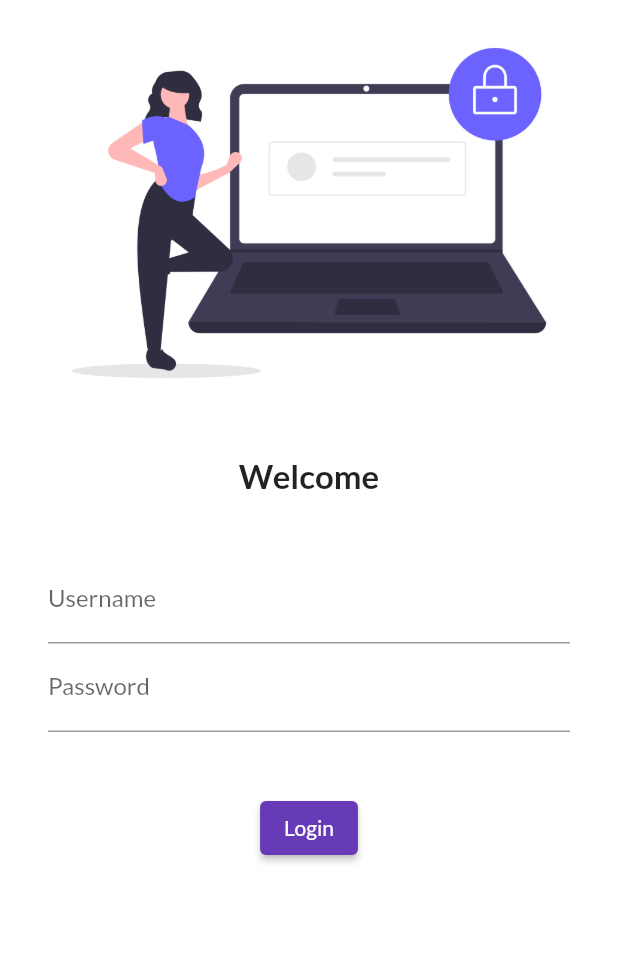
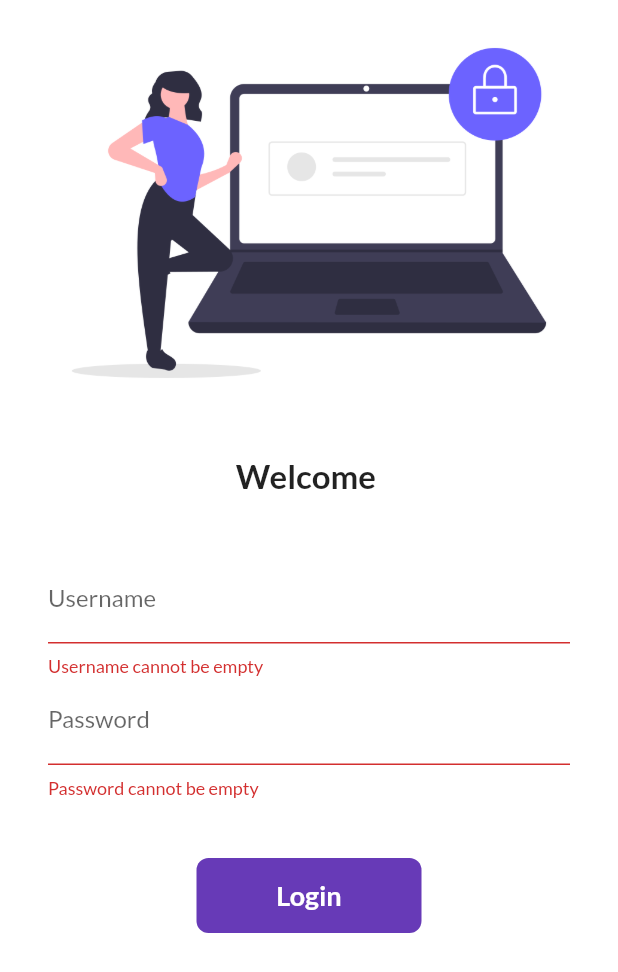
Before and after one commit to jagatb880/flutter_catalog, a Flutter app: the screen it shows after launch, after a tap on "Login", on a phone screen of 412 x 824 dp. Shown: the top 972 px of the screen. Run offline on Flutter 3.47's test engine with Material 2 defaults, Android fonts, the phone set to English and light mode, and no system bars; our stand-ins replace google_fonts.

Commit message:
design login validation with route to home page

```diff
--- a/lib/main.dart
+++ b/lib/main.dart
@@ -1,6 +1,7 @@
 import 'package:flutter/material.dart';
 import 'package:flutter_catalog/pages/home_page.dart';
 import 'package:flutter_catalog/pages/login_page.dart';
+import 'package:flutter_catalog/utils/routes.dart';
 import 'package:google_fonts/google_fonts.dart';
 
 void main() {
@@ -14,15 +15,16 @@ class MyApp extends StatelessWidget {
   Widget build(BuildContext context) {
     return MaterialApp(
       themeMode: ThemeMode.light,
+      debugShowCheckedModeBanner: false,
       theme: ThemeData(
         primarySwatch: Colors.deepPurple,
         fontFamily: GoogleFonts.lato().fontFamily,
       ),
-      // initialRoute: "/home",
+      initialRoute: "/",
       routes: {
         "/": (context) => LoginPage(),
-        "/home": (context) => HomePage(),
-        "/login": (context) => LoginPage(),
+        MyRoute.homeRoute: (context) => HomePage(),
+        MyRoute.loginRoute: (context) => LoginPage(),
       },
     );
   }
--- a/lib/pages/login_page.dart
+++ b/lib/pages/login_page.dart
@@ -1,51 +1,127 @@
 import 'package:flutter/material.dart';
+import 'package:flutter_catalog/utils/routes.dart';
 
-class LoginPage extends StatelessWidget {
+class LoginPage extends StatefulWidget {
   const LoginPage({Key? key}) : super(key: key);
 
   @override
+  State<LoginPage> createState() => _LoginPageState();
+}
+
+class _LoginPageState extends State<LoginPage> {
+  String name = "";
+  bool changeButton = false;
+  final _formkey = GlobalKey<FormState>();
+
+  moveToHome(BuildContext) async {
+    if (_formkey.currentState!.validate()) {
+      setState(() {
+        changeButton = true;
+      });
+      await Future.delayed(Duration(seconds: 1));
+      await Navigator.pushNamed(context, MyRoute.homeRoute);
+      setState(() {
+        changeButton = false;
+      });
+    }
+  }
+
+  @override
   Widget build(BuildContext context) {
+    // ignore_for_file: prefer_const_constructors
     return Material(
         color: Colors.white,
+        child: SingleChildScrollView(
+          child: Form(
+            key: _formkey,
             child: Column(
               children: [
                 Image.asset("assets/images/login_image.png", fit: BoxFit.cover),
-            const SizedBox(
+                SizedBox(
                   height: 20.0,
                 ),
-            const Text(
-              "Welcome",
+                Text(
+                  "Welcome $name",
                   style: TextStyle(fontSize: 22, fontWeight: FontWeight.bold),
                 ),
-            const SizedBox(
+                SizedBox(
                   height: 20.0,
                 ),
                 Padding(
                   padding:
-                  const EdgeInsets.symmetric(vertical: 20.0, horizontal: 32.0),
+                      EdgeInsets.symmetric(vertical: 20.0, horizontal: 32.0),
                   child: Column(
                     children: [
                       TextFormField(
-                    decoration: const InputDecoration(
+                        decoration: InputDecoration(
                             hintText: "Enter username", labelText: "Username"),
+                        validator: (value) {
+                          if (value!.isEmpty) {
+                            return "Username cannot be empty";
+                          }
+                          return null;
+                        },
+                        onChanged: (value) {
+                          name = value;
+                          setState(() {});
+                        },
                       ),
                       TextFormField(
                         obscureText: true,
-                    decoration: const InputDecoration(
+                        decoration: InputDecoration(
                             hintText: "Enter password", labelText: "Password"),
+                        validator: (value) {
+                          if (value!.isEmpty) {
+                            return "Password cannot be empty";
+                          } else if (value.length < 6) {
+                            return "Password length should be atleast 6";
+                          }
+                          return null;
+                        },
+                        onChanged: (value) {
+                          name = value;
+                          setState(() {});
+                        },
                       )
                     ],
                   ),
                 ),
-            const SizedBox(
+                SizedBox(
                   height: 20.0,
                 ),
-            ElevatedButton(
-                onPressed: () {
-                  print("Clicked Login Button");
-                },
-                child: Text("Login"))
+                Material(
+                  color: Colors.deepPurple,
+                  borderRadius: BorderRadius.circular(changeButton ? 50 : 8),
+                  child: InkWell(
+                    onTap: () => moveToHome(BuildContext),
+                    child: AnimatedContainer(
+                      duration: Duration(seconds: 1),
+                      width: changeButton ? 50 : 150,
+                      height: 50,
+                      alignment: Alignment.center,
+                      child: changeButton
+                          ? Icon(
+                              Icons.done,
+                              color: Colors.white,
+                            )
+                          : Text("Login",
+                              style: TextStyle(
+                                  fontSize: 18,
+                                  fontWeight: FontWeight.bold,
+                                  color: Colors.white)),
+                    ),
+                  ),
+                )
+
+                // ElevatedButton(
+                //     style: TextButton.styleFrom(minimumSize: Size(150, 40)),
+                //     onPressed: () {
+                //       Navigator.pushNamed(context, MyRoute.homeRoute);
+                //     },
+                //     child: Text("Login"))
               ],
+            ),
+          ),
         ));
   }
 }
--- /dev/null
+++ b/lib/utils/routes.dart
@@ -0,0 +1,4 @@
+class MyRoute {
+  static String loginRoute = "/login";
+  static String homeRoute = "/home";
+}
```
Also changed, not shown: 3 other files. Lines whose indentation alone changed are shown as unchanged.
